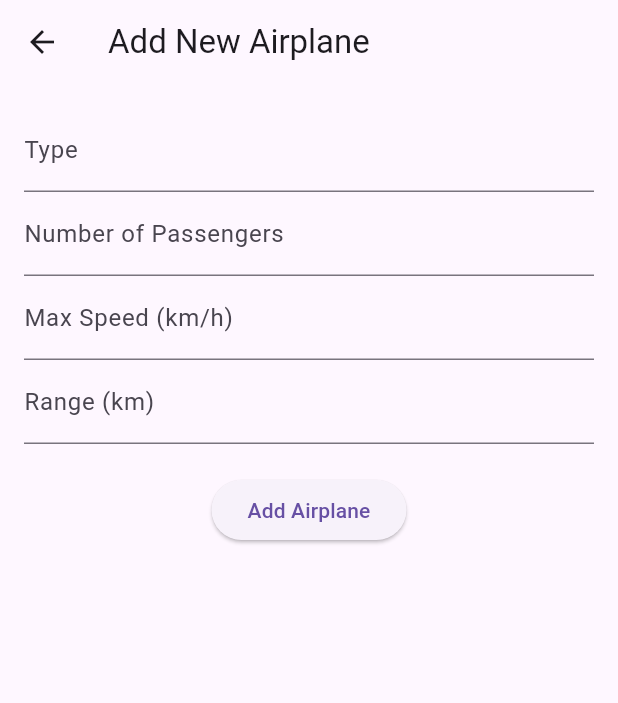
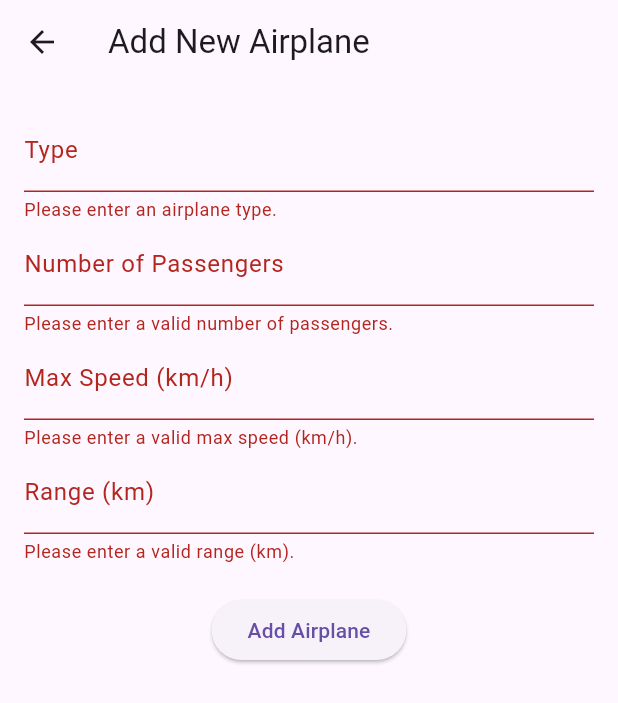
Before and after one commit to Wrub0002/CST2335-Final-Project, a Flutter app: the AddAirplaneScreen screen opened directly with empty values, after a tap on "Add Airplane", on a phone screen of 412 x 824 dp. Shown: the top 703 px of the screen. Run offline on Flutter 3.47's test engine with Material 3 defaults, Android fonts, the phone set to English and light mode, and no system bars.

Commit message:
- added update function on detail screen - added validators - added java docs

```diff
--- a/lib/Screens/add_airplane_screen.dart
+++ b/lib/Screens/add_airplane_screen.dart
@@ -1,5 +1,9 @@
 import 'package:flutter/material.dart';
 import '../models/airplane.dart';
+import '../validators/type_validator.dart';
+import '../validators/passengers_validator.dart';
+import '../validators/max_speed_validator.dart';
+import '../validators/range_validator.dart';
 
 /// A screen that allows users to add a new airplane to the list.
 class AddAirplaneScreen extends StatefulWidget {
@@ -12,31 +16,25 @@ class AddAirplaneScreen extends StatefulWidget {
 }
 
 class _AddAirplaneScreenState extends State<AddAirplaneScreen> {
+  final _formKey = GlobalKey<FormState>();
   final _typeController = TextEditingController();
   final _passengersController = TextEditingController();
   final _maxSpeedController = TextEditingController();
   final _rangeController = TextEditingController();
 
+  /// Validates the form and submits the data if validation is successful.
   void _submitData() {
-    final enteredType = _typeController.text;
-    final enteredPassengers = int.tryParse(_passengersController.text) ?? 0;
-    final enteredMaxSpeed = int.tryParse(_maxSpeedController.text) ?? 0;
-    final enteredRange = int.tryParse(_rangeController.text) ?? 0;
-
-    if (enteredType.isEmpty || enteredPassengers <= 0 || enteredMaxSpeed <= 0 || enteredRange <= 0) {
-      return;
-    }
-
+    if (_formKey.currentState?.validate() ?? false) {
       final newAirplane = Airplane(
-      type: enteredType,
-      numberOfPassengers: enteredPassengers,
-      maxSpeed: enteredMaxSpeed,
-      range: enteredRange,
+        type: _typeController.text,
+        numberOfPassengers: int.parse(_passengersController.text),
+        maxSpeed: int.parse(_maxSpeedController.text),
+        range: int.parse(_rangeController.text),
       );
 
       widget.onAddAirplane(newAirplane);
-
       Navigator.of(context).pop();
+    }
   }
 
   @override
@@ -47,26 +45,32 @@ class _AddAirplaneScreenState extends State<AddAirplaneScreen> {
       ),
       body: Padding(
         padding: EdgeInsets.all(16.0),
+        child: Form(
+          key: _formKey,
           child: Column(
             children: [
-            TextField(
+              TextFormField(
                 controller: _typeController,
                 decoration: InputDecoration(labelText: 'Type'),
+                validator: TypeValidator.validate,
               ),
-            TextField(
+              TextFormField(
                 controller: _passengersController,
                 decoration: InputDecoration(labelText: 'Number of Passengers'),
                 keyboardType: TextInputType.number,
+                validator: PassengersValidator.validate,
               ),
-            TextField(
+              TextFormField(
                 controller: _maxSpeedController,
                 decoration: InputDecoration(labelText: 'Max Speed (km/h)'),
                 keyboardType: TextInputType.number,
+                validator: MaxSpeedValidator.validate,
               ),
-            TextField(
+              TextFormField(
                 controller: _rangeController,
                 decoration: InputDecoration(labelText: 'Range (km)'),
                 keyboardType: TextInputType.number,
+                validator: RangeValidator.validate,
               ),
               SizedBox(height: 20),
               ElevatedButton(
@@ -76,6 +80,16 @@ class _AddAirplaneScreenState extends State<AddAirplaneScreen> {
             ],
           ),
         ),
+      ),
     );
   }
+
+  @override
+  void dispose() {
+    _typeController.dispose();
+    _passengersController.dispose();
+    _maxSpeedController.dispose();
+    _rangeController.dispose();
+    super.dispose();
   }
+}
--- a/lib/Screens/airplane_detail_screen.dart
+++ b/lib/Screens/airplane_detail_screen.dart
@@ -1,31 +1,143 @@
 import 'package:flutter/material.dart';
 import '../models/airplane.dart';
+import '../validators/type_validator.dart';
+import '../validators/passengers_validator.dart';
+import '../validators/max_speed_validator.dart';
+import '../validators/range_validator.dart';
 
-/// A screen that displays the details of a specific airplane.
-class AirplaneDetailScreen extends StatelessWidget {
+/// A screen that displays the details of an existing airplane and allows the user to update or delete it.
+class AirplaneDetailScreen extends StatefulWidget {
   final Airplane airplane;
+  final Function(Airplane) onUpdateAirplane;
+  final Function(Airplane) onDeleteAirplane;
+  /// Constructs an [AirplaneDetailScreen] with the required [airplane], [onUpdateAirplane], and [onDeleteAirplane] parameters.
+  AirplaneDetailScreen({
+    required this.airplane,
+    required this.onUpdateAirplane,
+    required this.onDeleteAirplane,
+  });
 
-  AirplaneDetailScreen({required this.airplane});
+  @override
+  _AirplaneDetailScreenState createState() => _AirplaneDetailScreenState();
+}
+
+class _AirplaneDetailScreenState extends State<AirplaneDetailScreen> {
+  final _formKey = GlobalKey<FormState>();
+  late TextEditingController _typeController;
+  late TextEditingController _passengersController;
+  late TextEditingController _maxSpeedController;
+  late TextEditingController _rangeController;
+
+  @override
+  void initState() {
+    super.initState();
+    _typeController = TextEditingController(text: widget.airplane.type);
+    _passengersController = TextEditingController(text: widget.airplane.numberOfPassengers.toString());
+    _maxSpeedController = TextEditingController(text: widget.airplane.maxSpeed.toString());
+    _rangeController = TextEditingController(text: widget.airplane.range.toString());
+  }
+
+  /// Validates the form and updates the airplane if validation is successful.
+  void _updateAirplane() {
+    if (_formKey.currentState?.validate() ?? false) {
+      final updatedAirplane = Airplane(
+        type: _typeController.text,
+        numberOfPassengers: int.parse(_passengersController.text),
+        maxSpeed: int.parse(_maxSpeedController.text),
+        range: int.parse(_rangeController.text),
+      );
+
+      widget.onUpdateAirplane(updatedAirplane);
+      Navigator.of(context).pop();
+    }
+  }
+  /// Deletes the airplane by invoking the [onDeleteAirplane] callback and closes the screen.
+  void _deleteAirplane() {
+    widget.onDeleteAirplane(widget.airplane);
+    Navigator.of(context).pop();
+  }
 
   @override
   Widget build(BuildContext context) {
     return Scaffold(
       appBar: AppBar(
-        title: Text('${airplane.type} Details'),
+        title: Text('${widget.airplane.type} Details'),
+        actions: [
+          IconButton(
+            icon: Icon(Icons.delete),
+            onPressed: () {
+              showDialog(
+                context: context,
+                builder: (context) => AlertDialog(
+                  title: Text('Delete Airplane'),
+                  content: Text('Are you sure you want to delete this airplane?'),
+                  actions: [
+                    TextButton(
+                      onPressed: () {
+                        _deleteAirplane();
+                        Navigator.of(context).pop();
+                      },
+                      child: Text('Yes'),
+                    ),
+                    TextButton(
+                      onPressed: () => Navigator.of(context).pop(),
+                      child: Text('No'),
+                    ),
+                  ],
+                ),
+              );
+            },
+          ),
+        ],
       ),
       body: Padding(
         padding: EdgeInsets.all(16.0),
-        child: Column(
-          crossAxisAlignment: CrossAxisAlignment.start,
-          children: [
-            Text('Type: ${airplane.type}', style: TextStyle(fontSize: 20)),
-            SizedBox(height: 8),
-            Text('Passengers: ${airplane.numberOfPassengers}'),
-            Text('Max Speed: ${airplane.maxSpeed} km/h'),
-            Text('Range: ${airplane.range} km'),
-          ],
+        child: Form(
+          key: _formKey,
+          child: Column(
+            crossAxisAlignment: CrossAxisAlignment.start,
+            children: [
+              TextFormField(
+                controller: _typeController,
+                decoration: InputDecoration(labelText: 'Type'),
+                validator: TypeValidator.validate,
+              ),
+              TextFormField(
+                controller: _passengersController,
+                decoration: InputDecoration(labelText: 'Number of Passengers'),
+                keyboardType: TextInputType.number,
+                validator: PassengersValidator.validate,
+              ),
+              TextFormField(
+                controller: _maxSpeedController,
+                decoration: InputDecoration(labelText: 'Max Speed (km/h)'),
+                keyboardType: TextInputType.number,
+                validator: MaxSpeedValidator.validate,
+              ),
+              TextFormField(
+                controller: _rangeController,
+                decoration: InputDecoration(labelText: 'Range (km)'),
+                keyboardType: TextInputType.number,
+                validator: RangeValidator.validate,
+              ),
+              SizedBox(height: 20),
+              ElevatedButton(
+                onPressed: _updateAirplane,
+                child: Text('Update Airplane'),
+              ),
+            ],
+          ),
         ),
       ),
     );
   }
+
+  @override
+  void dispose() {
+    _typeController.dispose();
+    _passengersController.dispose();
+    _maxSpeedController.dispose();
+    _rangeController.dispose();
+    super.dispose();
+  }
 }
--- a/lib/main.dart
+++ b/lib/main.dart
@@ -6,6 +6,7 @@ void main() {
   runApp(AirplaneApp());
 }
 
+/// The root widget of the Airplane Manager application.
 class AirplaneApp extends StatelessWidget {
   @override
   Widget build(BuildContext context) {
--- /dev/null
+++ b/lib/validators/max_speed_validator.dart
@@ -0,0 +1,10 @@
+class MaxSpeedValidator {
+  /// Validates the max speed.
+  static String? validate(String? value) {
+    final number = int.tryParse(value ?? '');
+    if (number == null || number <= 0) {
+      return 'Please enter a valid max speed (km/h).';
+    }
+    return null;
+  }
+}
--- /dev/null
+++ b/lib/validators/passengers_validator.dart
@@ -0,0 +1,10 @@
+class PassengersValidator {
+  /// Validates the number of passengers.
+  static String? validate(String? value) {
+    final number = int.tryParse(value ?? '');
+    if (number == null || number <= 0) {
+      return 'Please enter a valid number of passengers.';
+    }
+    return null;
+  }
+}
--- /dev/null
+++ b/lib/validators/range_validator.dart
@@ -0,0 +1,10 @@
+class RangeValidator {
+  /// Validates the range.
+  static String? validate(String? value) {
+    final number = int.tryParse(value ?? '');
+    if (number == null || number <= 0) {
+      return 'Please enter a valid range (km).';
+    }
+    return null;
+  }
+}
--- /dev/null
+++ b/lib/validators/type_validator.dart
@@ -0,0 +1,13 @@
+class TypeValidator {
+  /// Validates the airplane type.
+  static String? validate(String? value) {
+    if (value == null || value.isEmpty) {
+      return 'Please enter an airplane type.';
+    }
+    final regex = RegExp(r'^[a-zA-Z0-9\s]+$');
+    if (!regex.hasMatch(value)) {
+      return 'Type can only contain letters, numbers, and spaces.';
+    }
+    return null;
+  }
+}
--- /dev/null
+++ b/lib/validators/validators.dart
@@ -0,0 +1,50 @@
+/// A utility class for validating airplane input fields.
+class Validators {
+  /// Validates the airplane type.
+  static String? validateType(String? value) {
+    if (value == null || value.isEmpty) {
+      return 'Please enter an airplane type.';
+    }
+    final regex = RegExp(r'^[a-zA-Z0-9\s]+$');
+    if (!regex.hasMatch(value)) {
+      return 'Type can only contain letters, numbers, and spaces.';
+    }
+    return null;
+  }
+
+  /// Validates the number of passengers.
+  static String? validatePassengers(String? value) {
+    if (value == null || value.isEmpty) {
+      return 'Please enter the number of passengers.';
+    }
+    final number = int.tryParse(value);
+    if (number == null || number <= 0) {
+      return 'Please enter a valid number of passengers.';
+    }
+    return null;
+  }
+
+  /// Validates the max speed.
+  static String? validateMaxSpeed(String? value) {
+    if (value == null || value.isEmpty) {
+      return 'Please enter the max speed (km/h).';
+    }
+    final number = int.tryParse(value);
+    if (number == null || number <= 0) {
+      return 'Please enter a valid max speed (km/h).';
+    }
+    return null;
+  }
+
+  /// Validates the range.
+  static String? validateRange(String? value) {
+    if (value == null || value.isEmpty) {
+      return 'Please enter the range (km).';
+    }
+    final number = int.tryParse(value);
+    if (number == null || number <= 0) {
+      return 'Please enter a valid range (km).';
+    }
+    return null;
+  }
+}
--- a/lib/widgets/airplane_list_item.dart
+++ b/lib/widgets/airplane_list_item.dart
@@ -5,19 +5,17 @@ import '../models/airplane.dart';
 class AirplaneListItem extends StatelessWidget {
   final Airplane airplane;
   final VoidCallback onTap;
-  final VoidCallback onLongPress;
 
+  /// Constructs an [AirplaneListItem] with the required [airplane] and [onTap] parameters.
   AirplaneListItem({
     required this.airplane,
     required this.onTap,
-    required this.onLongPress,
   });
 
   @override
   Widget build(BuildContext context) {
     return GestureDetector(
       onTap: onTap,
-      onLongPress: onLongPress,
       child: Card(
         elevation: 2,
         margin: EdgeInsets.symmetric(vertical: 8, horizontal: 16),
```
Also changed, not shown: lib/Screens/airplane_list_screen.dart (+28 -33 lines), lib/utils/validators.dart (deleted). Lines whose indentation alone changed are shown as unchanged.
